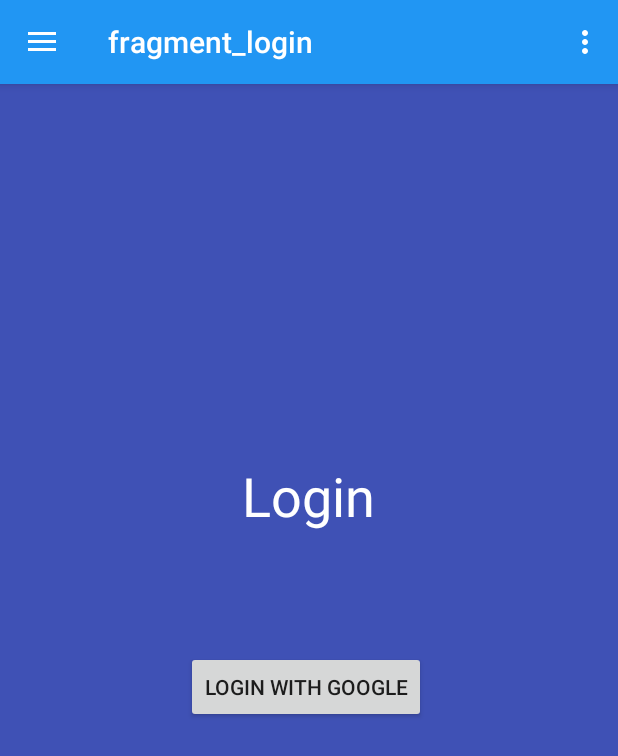
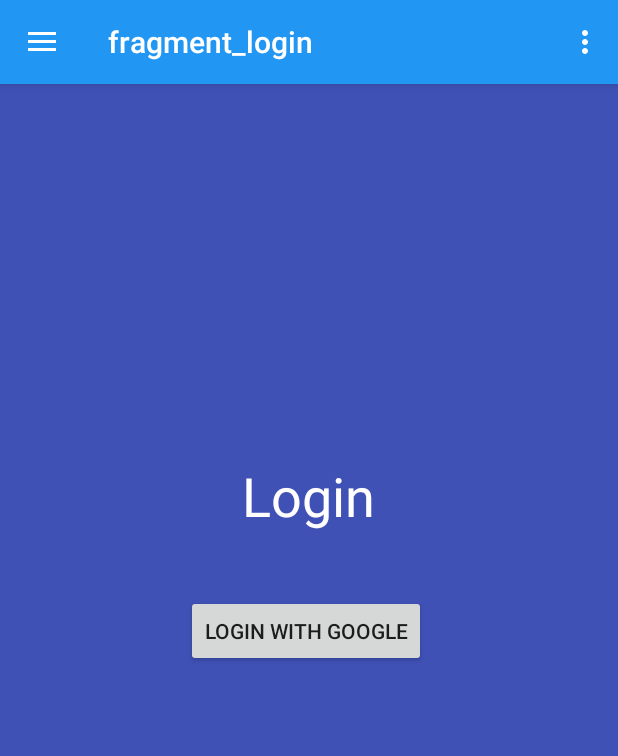
Before and after one commit to team-pizza/frontend, an Android app: the screen it shows after launch (MainActivity), on a phone screen of 412 x 824 dp. Shown: the top 756 px of the screen. Run offline under Robolectric (Android 15) with nearby library versions, the phone set to English and light mode, and no system bars; our stand-ins replace navigation-ui.

Commit message:
Fixed navigation

```diff
--- a/app/src/main/res/layout/fragment_login.xml
+++ b/app/src/main/res/layout/fragment_login.xml
@@ -14,6 +14,7 @@
         android:layout_height="match_parent">
 
         <TextView
+            android:id="@+id/textView16"
             android:layout_width="wrap_content"
             android:layout_height="wrap_content"
             android:layout_marginStart="161dp"
@@ -29,10 +30,10 @@
             android:layout_width="wrap_content"
             android:layout_height="wrap_content"
             android:layout_marginStart="124dp"
-            android:layout_marginBottom="342dp"
+            android:layout_marginTop="42dp"
             android:text="@string/google_api_label"
-            app:layout_constraintBottom_toBottomOf="parent"
-            app:layout_constraintStart_toStartOf="parent" />
+            app:layout_constraintStart_toStartOf="parent"
+            app:layout_constraintTop_toBottomOf="@+id/textView16" />
     </androidx.constraintlayout.widget.ConstraintLayout>
 
 </FrameLayout>
--- a/app/src/main/res/layout/fragment_schedule.xml
+++ b/app/src/main/res/layout/fragment_schedule.xml
@@ -28,6 +28,7 @@
             android:layout_marginStart="30dp"
             android:layout_marginEnd="31dp"
             android:layout_marginBottom="144dp"
+            android:background="#8F8F8F"
             android:contentDescription="@string/image_altText_schedule"
             app:layout_constraintBottom_toBottomOf="parent"
             app:layout_constraintEnd_toEndOf="parent"
--- a/app/src/main/res/navigation/navigation.xml
+++ b/app/src/main/res/navigation/navigation.xml
@@ -9,7 +9,11 @@
         android:id="@+id/loginFragment"
         android:name="com.pizza.android.bas.LoginFragment"
         android:label="fragment_login"
-        tools:layout="@layout/fragment_login" />
+        tools:layout="@layout/fragment_login" >
+        <action
+            android:id="@+id/action_loginFragment_to_scheduleFragment"
+            app:destination="@id/scheduleFragment" />
+    </fragment>
     <fragment
         android:id="@+id/groupListFragment"
         android:name="com.pizza.android.bas.GroupListFragment"
@@ -18,17 +22,31 @@
         <action
             android:id="@+id/action_groupListFragment_to_heatmapFragment"
             app:destination="@id/heatmapFragment" />
+        <action
+            android:id="@+id/action_groupListFragment_to_scheduleFragment"
+            app:destination="@id/scheduleFragment" />
     </fragment>
     <fragment
         android:id="@+id/scheduleFragment"
         android:name="com.pizza.android.bas.ScheduleFragment"
         android:label="fragment_schedule"
-        tools:layout="@layout/fragment_schedule" />
+        tools:layout="@layout/fragment_schedule" >
+        <action
+            android:id="@+id/action_scheduleFragment_to_helpFragment"
+            app:destination="@id/helpFragment" />
+        <action
+            android:id="@+id/action_scheduleFragment_to_groupListFragment"
+            app:destination="@id/groupListFragment" />
+    </fragment>
     <fragment
         android:id="@+id/helpFragment"
         android:name="com.pizza.android.bas.HelpFragment"
         android:label="fragment_help"
-        tools:layout="@layout/fragment_help" />
+        tools:layout="@layout/fragment_help" >
+        <action
+            android:id="@+id/action_helpFragment_to_scheduleFragment"
+            app:destination="@id/scheduleFragment" />
+    </fragment>
     <fragment
         android:id="@+id/heatmapFragment"
         android:name="com.pizza.android.bas.HeatmapFragment"
@@ -37,5 +55,8 @@
         <action
             android:id="@+id/action_heatmapFragment_to_groupListFragment"
             app:destination="@id/groupListFragment" />
+        <action
+            android:id="@+id/action_heatmapFragment_to_scheduleFragment"
+            app:destination="@id/scheduleFragment" />
     </fragment>
 </navigation>
```
